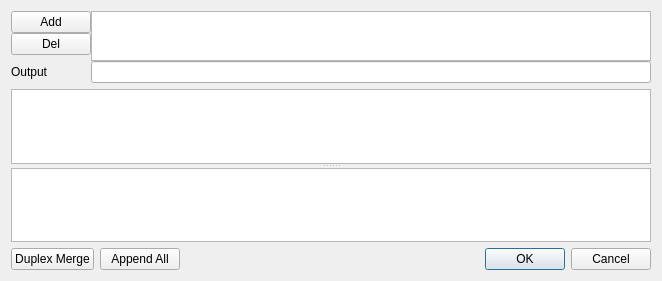
TheRikke/pdfmart, file dialog.ui: the form before one commit.
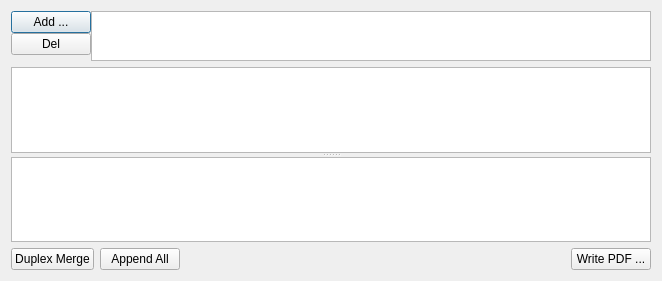
The form after the commit.

Commit message: Add button to write result PDF, instead of writing when closing dialog

The edit to the form file:
```diff
--- a/dialog.ui
+++ b/dialog.ui
@@ -39,7 +39,7 @@
        <item>
         <widget class="QPushButton" name="addInput">
          <property name="text">
-          <string>Add</string>
+          <string>Add ...</string>
          </property>
         </widget>
        </item>
@@ -68,19 +68,6 @@
        </property>
       </widget>
      </item>
-     <item row="3" column="0">
-      <widget class="QLabel" name="label_3">
-       <property name="text">
-        <string>Output</string>
-       </property>
-       <property name="buddy">
-        <cstring>outputFile</cstring>
-       </property>
-      </widget>
-     </item>
-     <item row="3" column="1">
-      <widget class="QLineEdit" name="outputFile"/>
-     </item>
     </layout>
    </item>
    <item>
@@ -141,9 +128,22 @@
       </widget>
      </item>
      <item>
-      <widget class="QDialogButtonBox" name="buttonBox">
-       <property name="standardButtons">
-        <set>QDialogButtonBox::Cancel|QDialogButtonBox::Ok</set>
+      <spacer name="horizontalSpacer">
+       <property name="orientation">
+        <enum>Qt::Horizontal</enum>
+       </property>
+       <property name="sizeHint" stdset="0">
+        <size>
+         <width>40</width>
+         <height>20</height>
+        </size>
+       </property>
+      </spacer>
+     </item>
+     <item>
+      <widget class="QPushButton" name="writePDFButton">
+       <property name="text">
+        <string>Write PDF ...</string>
        </property>
       </widget>
      </item>
```
Left out of the diff: 48 changed lines with no effect on the pictures. The commit also changes 5 other files.
